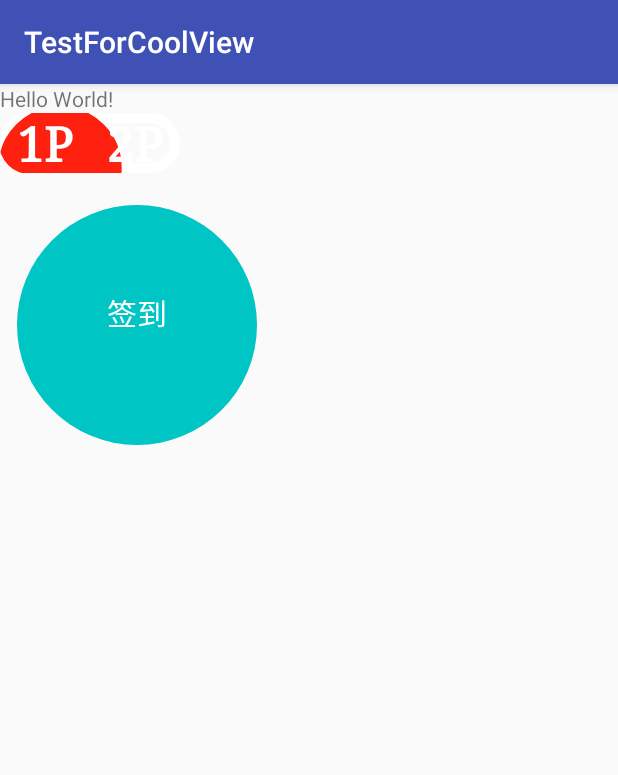
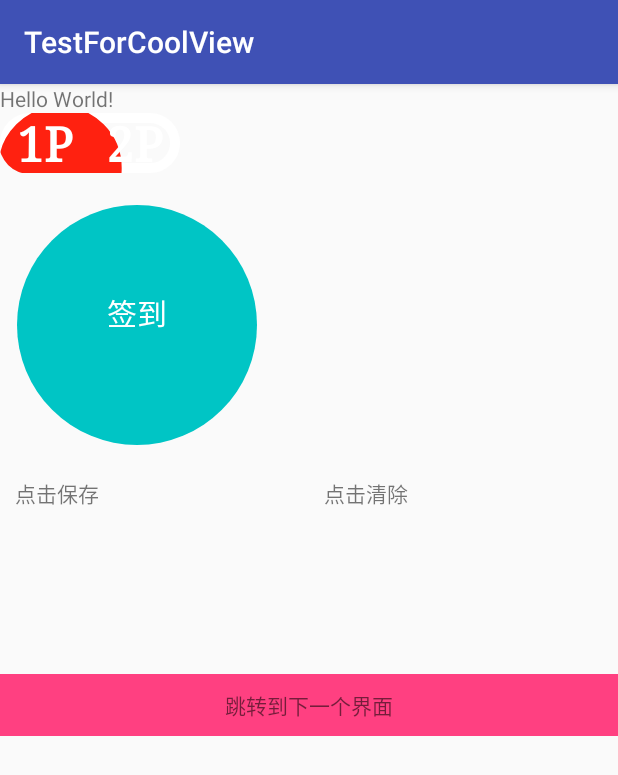
Before and after one commit to huhanghao/TestForCoolView, an Android app: the screen it shows after launch (MainActivity), on a phone screen of 412 x 824 dp. Shown: the top 775 px of the screen. Run offline under Robolectric (Android 15) with nearby library versions, the phone set to English and light mode, and no system bars.

Commit message:
添加了一个手写板

```diff
--- a/app/src/main/AndroidManifest.xml
+++ b/app/src/main/AndroidManifest.xml
@@ -1,6 +1,11 @@
 <?xml version="1.0" encoding="utf-8"?>
 <manifest xmlns:android="http://schemas.android.com/apk/res/android"
     package="com.reemii.com.testforcoolview">
+
+    <!-- 在SDCard中创建与删除文件权限 -->
+    <uses-permission android:name="android.permission.MOUNT_UNMOUNT_FILESYSTEMS"/>
+    <!-- 往SDCard写入数据权限 -->
+    <uses-permission android:name="android.permission.WRITE_EXTERNAL_STORAGE"/>
 
     <application
         android:allowBackup="true"
--- a/app/src/main/java/com/reemii/com/testforcoolview/MainActivity.java
+++ b/app/src/main/java/com/reemii/com/testforcoolview/MainActivity.java
@@ -1,13 +1,39 @@
 package com.reemii.com.testforcoolview;
 
+import android.os.Bundle;
 import android.support.v7.app.AppCompatActivity;
-import android.os.Bundle;
+import android.view.View;
+import android.widget.TextView;
+
+import com.reemii.com.testforcoolview.View.ProgressButton;
+import com.reemii.com.testforcoolview.View.WriteView;
 
 public class MainActivity extends AppCompatActivity {
+
+    private WriteView mWriteView;
 
     @Override
     protected void onCreate(Bundle savedInstanceState) {
         super.onCreate(savedInstanceState);
         setContentView(R.layout.activity_main);
+
+        ProgressButton mProgressButton = (ProgressButton) findViewById(R.id.imitateKeepButton);
+        mWriteView = (WriteView) findViewById(R.id.write_view);
+        TextView tvSave = (TextView) findViewById(R.id.tv_save);
+        TextView tvClear = (TextView) findViewById(R.id.tv_clear);
+
+        tvSave.setOnClickListener(new View.OnClickListener() {
+            @Override
+            public void onClick(View view) {
+                mWriteView.savePic();
+            }
+        });
+
+        tvClear.setOnClickListener(new View.OnClickListener() {
+            @Override
+            public void onClick(View view) {
+                mWriteView.clear();
+            }
+        });
     }
 }
--- /dev/null
+++ b/app/src/main/java/com/reemii/com/testforcoolview/View/WriteView.java
@@ -0,0 +1,190 @@
+package com.reemii.com.testforcoolview.View;
+
+import android.content.Context;
+import android.content.Intent;
+import android.graphics.Bitmap;
+import android.graphics.Canvas;
+import android.graphics.Color;
+import android.graphics.Paint;
+import android.graphics.Path;
+import android.net.Uri;
+import android.provider.MediaStore;
+import android.support.annotation.Nullable;
+import android.util.AttributeSet;
+import android.util.Base64;
+import android.view.MotionEvent;
+import android.view.View;
+
+import java.io.ByteArrayOutputStream;
+import java.io.File;
+import java.io.FileNotFoundException;
+import java.io.FileOutputStream;
+import java.io.IOException;
+
+/**
+ * Created by huhanghao on 2017/10/11.
+ */
+
+public class WriteView extends View {
+
+    Context mContext;
+    private Paint mPaint;
+    private Path mPath = new Path();
+    private float mPreX,mPreY;
+    private Canvas saveCanvas;
+    private int resultWidth;
+    private int resultHeight;
+
+    public WriteView(Context context) {
+        this(context, null);
+    }
+
+    public WriteView(Context context, @Nullable AttributeSet attrs) {
+        this(context, attrs, 0);
+    }
+
+    public WriteView(Context context, @Nullable AttributeSet attrs, int defStyleAttr) {
+        super(context, attrs, defStyleAttr);
+        mContext = context;
+
+        initPaint();
+    }
+
+    private void initPaint() {
+        mPaint = new Paint();
+        mPaint.setAntiAlias(true);
+        mPaint.setStyle(Paint.Style.STROKE);
+        mPaint.setColor(Color.RED);
+        mPaint.setStrokeWidth(2);
+    }
+
+    @Override
+    protected void onMeasure(int widthMeasureSpec, int heightMeasureSpec) {
+        super.onMeasure(widthMeasureSpec, heightMeasureSpec);
+
+        int widthMode = MeasureSpec.getMode(widthMeasureSpec);
+        int widthSize = MeasureSpec.getSize(widthMeasureSpec);
+
+        int heightMode = MeasureSpec.getMode(heightMeasureSpec);
+        int heightSize = MeasureSpec.getSize(heightMeasureSpec);
+        resultWidth = widthSize;
+        resultHeight = heightSize;
+
+        if (widthMode == MeasureSpec.AT_MOST) {
+            int contentWidth = resultWidth + getPaddingLeft() + getPaddingRight();
+            resultWidth = (contentWidth < widthSize) ? contentWidth : resultWidth;
+        }
+
+        if (heightMode == MeasureSpec.AT_MOST) {
+            int contentHeight = resultHeight + getPaddingTop() + getPaddingBottom();
+            resultHeight = (contentHeight < heightSize) ? contentHeight : resultHeight;
+        }
+
+        setMeasuredDimension(resultWidth, resultHeight);
+    }
+
+    @Override
+    public boolean onTouchEvent(MotionEvent event) {
+        // TODO Auto-generated method stub
+        switch (event.getAction()) {
+            case MotionEvent.ACTION_DOWN:
+                //将Path的初始位置设置到手指的触点处
+                mPath.moveTo(event.getX(), event.getY());
+                mPreX=event.getX();
+                mPreY=event.getY();
+                return true;
+            case MotionEvent.ACTION_MOVE:
+                float endX=(mPreX+event.getX())/2;
+                float endY=(mPreY+event.getY())/2;
+                //quadTo前两个参数是控制点，后两个是终点
+                mPath.quadTo(mPreX, mPreY, endX, endY);
+                mPreX=event.getX();
+                mPreY=event.getY();
+                invalidate();
+            default:
+                break;
+        }
+        return super.onTouchEvent(event);
+    }
+
+
+    @Override
+    protected void onDraw(Canvas canvas) {
+        super.onDraw(canvas);
+        // 路径和画笔联合绘制成图形
+        canvas.drawPath(mPath, mPaint);
+    }
+
+    /**
+     * 保存图片
+     */
+    public void savePic(){
+        Bitmap bm = Bitmap.createBitmap(resultWidth, resultHeight, Bitmap.Config.ARGB_8888);
+        saveCanvas = new Canvas(bm);
+        saveCanvas.drawColor(Color.WHITE);
+        saveCanvas.drawPath(mPath, mPaint);
+        saveCanvas.save();
+
+        File f = new File("/sdcard/0.png");
+        FileOutputStream fos = null;
+        try {
+            fos = new FileOutputStream(f);
+            bm.compress(Bitmap.CompressFormat.PNG, 50, fos);
+        } catch (FileNotFoundException e) {
+            // TODO Auto-generated catch block
+            e.printStackTrace();
+        }
+        String absolutePath = f.getAbsolutePath();
+
+        // 其次把文件插入到系统图库
+        try {
+            MediaStore.Images.Media.insertImage(mContext.getContentResolver(),
+                    f.getAbsolutePath(), "123", null);
+        } catch (FileNotFoundException e) {
+            e.printStackTrace();
+        }
+
+        // 最后通知图库更新
+        mContext.sendBroadcast(new Intent(Intent.ACTION_MEDIA_SCANNER_SCAN_FILE, Uri.parse("file://" + f.getAbsolutePath())));
+    }
+
+    public void clear(){
+        mPath.reset();
+        postInvalidate();
+    }
+
+    /**
+     * bitmap转为base64
+     * @param bitmap
+     * @return
+     */
+    public static String bitmapToBase64(Bitmap bitmap) {
+
+        String result = null;
+        ByteArrayOutputStream baos = null;
+        try {
+            if (bitmap != null) {
+                baos = new ByteArrayOutputStream();
+                bitmap.compress(Bitmap.CompressFormat.JPEG, 100, baos);
+
+                baos.flush();
+                baos.close();
+
+                byte[] bitmapBytes = baos.toByteArray();
+                result = Base64.encodeToString(bitmapBytes, Base64.DEFAULT);
+            }
+        } catch (IOException e) {
+            e.printStackTrace();
+        } finally {
+            try {
+                if (baos != null) {
+                    baos.flush();
+                    baos.close();
+                }
+            } catch (IOException e) {
+                e.printStackTrace();
+            }
+        }
+        return result;
+    }
+}
--- a/app/src/main/res/layout/activity_main.xml
+++ b/app/src/main/res/layout/activity_main.xml
@@ -39,4 +39,44 @@
         app:ring_size="10dp"
         app:space="1dp" />
 
+    <LinearLayout
+        android:layout_width="match_parent"
+        android:layout_height="wrap_content"
+        android:orientation="horizontal">
+
+        <TextView
+            android:id="@+id/tv_save"
+            android:layout_width="0dp"
+            android:layout_height="wrap_content"
+            android:layout_weight="1"
+            android:text="点击保存"
+            android:padding="10dp"/>
+
+        <TextView
+            android:id="@+id/tv_clear"
+            android:layout_width="0dp"
+            android:layout_height="wrap_content"
+            android:layout_weight="1"
+            android:text="点击清除"
+            android:padding="10dp"/>
+
+    </LinearLayout>
+
+    <com.reemii.com.testforcoolview.View.WriteView
+        android:id="@+id/write_view"
+        android:layout_width="match_parent"
+        android:layout_height="100dp" />
+
+    <TextView
+        android:id="@+id/tv_jump"
+        android:layout_width="match_parent"
+        android:layout_height="wrap_content"
+        android:text="跳转到下一个界面"
+        android:background="@color/colorAccent"
+        android:gravity="center"
+        android:padding="10dp"/>
+
+
+
+
 </LinearLayout>
```
Also changed, not shown: app/src/main/java/com/reemii/com/testforcoolview/MainActivity1.java (added, +19 -0 lines).
